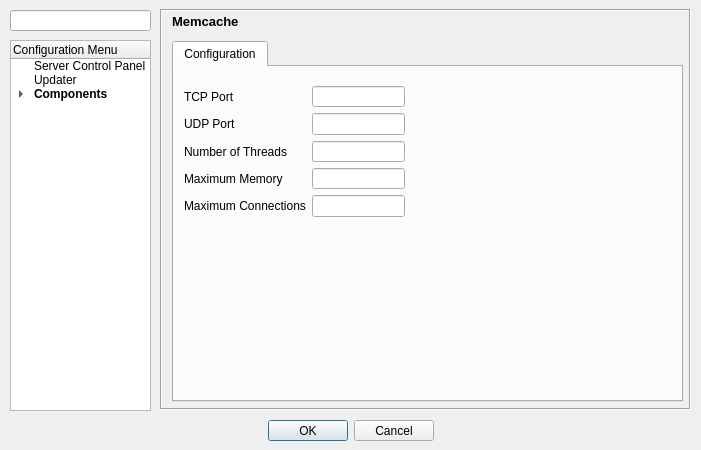
vcgato29/server-control-panel, file src/config/configurationdialog.ui: the form before one commit.
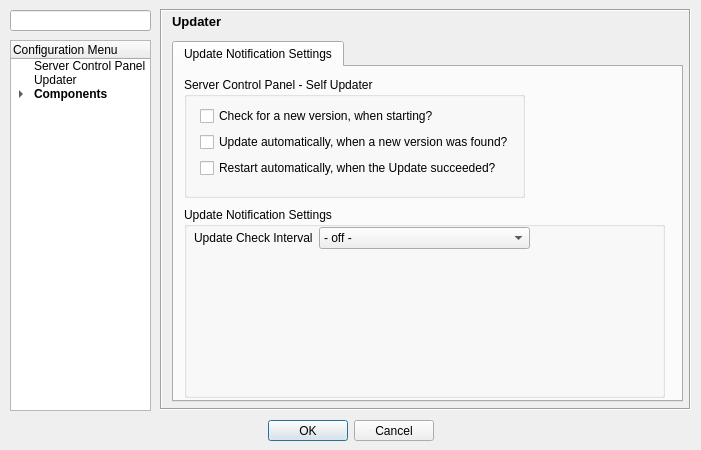
The form after the commit. The open tabs and pages were chosen to show the change. Icons and pictures are not drawn.

Commit message: fixed SCP startMemcached() by using arguments added GUI for setting the arguments save to ini, read from ini close https://github.com/WPN-XM/WPN-XM/issues/558

Patch:
```diff
--- a/src/config/configurationdialog.ui
+++ b/src/config/configurationdialog.ui
@@ -549,6 +549,173 @@
      </property>
     </widget>
    </widget>
+   <widget class="QWidget" name="updater">
+    <widget class="QLabel" name="label_updater">
+     <property name="geometry">
+      <rect>
+       <x>10</x>
+       <y>0</y>
+       <width>141</width>
+       <height>21</height>
+      </rect>
+     </property>
+     <property name="font">
+      <font>
+       <pointsize>10</pointsize>
+       <weight>75</weight>
+       <bold>true</bold>
+      </font>
+     </property>
+     <property name="text">
+      <string>Updater</string>
+     </property>
+    </widget>
+    <widget class="QTabWidget" name="tabWidget_updater">
+     <property name="geometry">
+      <rect>
+       <x>10</x>
+       <y>30</y>
+       <width>511</width>
+       <height>361</height>
+      </rect>
+     </property>
+     <property name="currentIndex">
+      <number>0</number>
+     </property>
+     <widget class="QWidget" name="updater_tab_configuration">
+      <attribute name="title">
+       <string>Update Notification Settings</string>
+      </attribute>
+      <widget class="QGroupBox" name="groupBox">
+       <property name="geometry">
+        <rect>
+         <x>10</x>
+         <y>10</y>
+         <width>341</width>
+         <height>121</height>
+        </rect>
+       </property>
+       <property name="title">
+        <string>Server Control Panel - Self Updater</string>
+       </property>
+       <property name="flat">
+        <bool>false</bool>
+       </property>
+       <widget class="QWidget" name="formLayoutWidget_4">
+        <property name="geometry">
+         <rect>
+          <x>16</x>
+          <y>29</y>
+          <width>321</width>
+          <height>81</height>
+         </rect>
+        </property>
+        <layout class="QFormLayout" name="formLayout_2">
+         <item row="0" column="0">
+          <widget class="QCheckBox" name="checkBox_SelfUpdater_RunOnStart">
+           <property name="text">
+            <string>Check for a new version, when starting?</string>
+           </property>
+          </widget>
+         </item>
+         <item row="1" column="0">
+          <widget class="QCheckBox" name="checkBox_SelfUpdater_UpdateAutomatically">
+           <property name="text">
+            <string>Update automatically, when a new version was found?</string>
+           </property>
+          </widget>
+         </item>
+         <item row="2" column="0">
+          <widget class="QCheckBox" name="checkBox_SelfUpdater_RestartAutomatically">
+           <property name="text">
+            <string>Restart automatically, when the Update succeeded?</string>
+           </property>
+          </widget>
+         </item>
+        </layout>
+       </widget>
+      </widget>
+      <widget class="QLabel" name="label_9">
+       <property name="geometry">
+        <rect>
+         <x>380</x>
+         <y>20</y>
+         <width>111</width>
+         <height>111</height>
+        </rect>
+       </property>
+       <property name="text">
+        <string/>
+       </property>
+       <property name="pixmap">
+        <pixmap resource="../resources/resources.qrc">:/update</pixmap>
+       </property>
+      </widget>
+      <widget class="QGroupBox" name="groupBox_2">
+       <property name="enabled">
+        <bool>true</bool>
+       </property>
+       <property name="geometry">
+        <rect>
+         <x>10</x>
+         <y>140</y>
+         <width>481</width>
+         <height>191</height>
+        </rect>
+       </property>
+       <property name="title">
+        <string>Update Notification Settings</string>
+       </property>
+       <property name="flat">
+        <bool>false</bool>
+       </property>
+       <widget class="QWidget" name="formLayoutWidget_5">
+        <property name="geometry">
+         <rect>
+          <x>10</x>
+          <y>20</y>
+          <width>336</width>
+          <height>31</height>
+         </rect>
+        </property>
+        <layout class="QFormLayout" name="formLayout_3">
+         <item row="0" column="0">
+          <widget class="QLabel" name="label_8">
+           <property name="text">
+            <string>Update Check Interval</string>
+           </property>
+          </widget>
+         </item>
+         <item row="0" column="1">
+          <widget class="QComboBox" name="comboBox_2">
+           <item>
+            <property name="text">
+             <string>- off -</string>
+            </property>
+           </item>
+           <item>
+            <property name="text">
+             <string>daily</string>
+            </property>
+           </item>
+           <item>
+            <property name="text">
+             <string>weekly</string>
+            </property>
+           </item>
+           <item>
+            <property name="text">
+             <string>monthly</string>
+            </property>
+           </item>
+          </widget>
+         </item>
+        </layout>
+       </widget>
+      </widget>
+     </widget>
+    </widget>
+   </widget>
    <widget class="QWidget" name="php">
     <widget class="QLabel" name="label_php">
      <property name="geometry">
@@ -1121,7 +1288,7 @@
       </font>
      </property>
      <property name="text">
-      <string>Memcache</string>
+      <string>Memcached</string>
      </property>
     </widget>
     <widget class="QTabWidget" name="tabWidget_memcached">
@@ -1151,13 +1318,25 @@
        </property>
        <layout class="QFormLayout" name="formLayout">
         <item row="0" column="1">
-         <widget class="QLineEdit" name="lineEdit_memcached_tcpport"/>
+         <widget class="QLineEdit" name="lineEdit_memcached_tcpport">
+          <property name="text">
+           <string>11211</string>
+          </property>
+         </widget>
         </item>
         <item row="1" column="1">
-         <widget class="QLineEdit" name="lineEdit_memcached_udpport"/>
+         <widget class="QLineEdit" name="lineEdit_memcached_udpport">
+          <property name="text">
+           <string>0</string>
+          </property>
+         </widget>
         </item>
         <item row="2" column="1">
-         <widget class="QLineEdit" name="lineEdit_memcached_threads"/>
+         <widget class="QLineEdit" name="lineEdit_memcached_threads">
+          <property name="text">
+           <string>2</string>
+          </property>
+         </widget>
         </item>
         <item row="0" column="0">
          <widget class="QLabel" name="label_2">
@@ -1188,10 +1367,18 @@
          </widget>
         </item>
         <item row="3" column="1">
-         <widget class="QLineEdit" name="lineEdit_memcached_maxmemory"/>
+         <widget class="QLineEdit" name="lineEdit_memcached_maxmemory">
+          <property name="text">
+           <string>2048</string>
+          </property>
+         </widget>
         </item>
         <item row="4" column="1">
-         <widget class="QLineEdit" name="lineEdit_memcached_maxconnections"/>
+         <widget class="QLineEdit" name="lineEdit_memcached_maxconnections">
+          <property name="text">
+           <string>2048</string>
+          </property>
+         </widget>
         </item>
         <item row="4" column="0">
          <widget class="QLabel" name="label_6">
```
Left out of the diff: 18 changed lines with no effect on the pictures. The commit also changes 3 other files.
